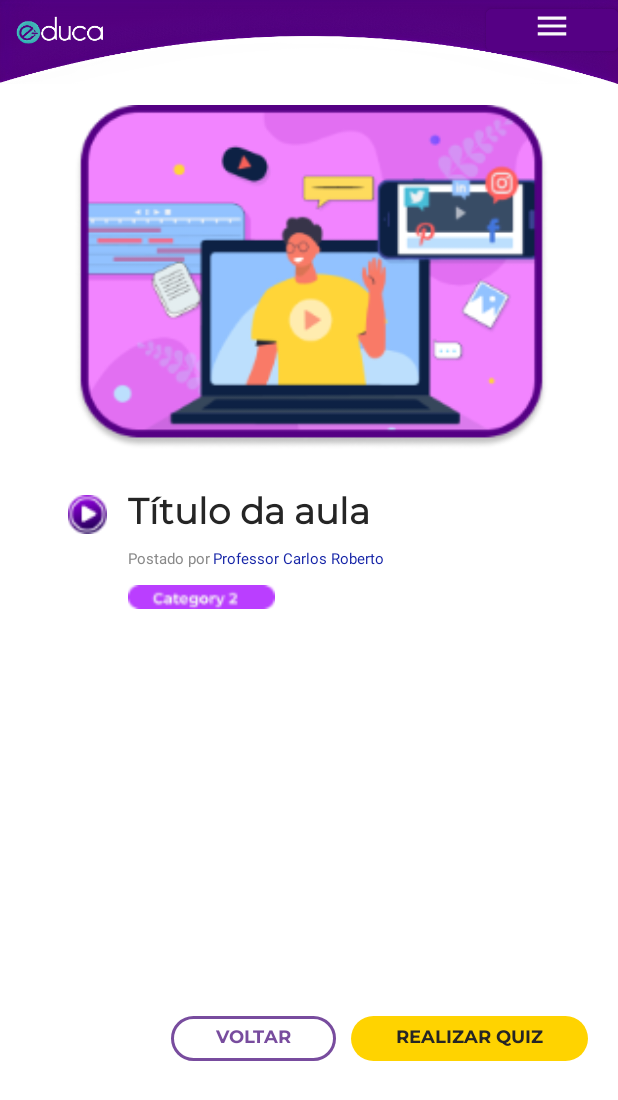
After one commit to e-duca/e-duca-app, an Android app: the video_aula screen opened directly, with no data from a screen before it, on a phone screen of 412 x 824 dp. The commit adds this screen. Shown: the top 1100 px of the screen. Run offline under Robolectric (Android 15) with nearby library versions, the phone set to English and light mode, and no system bars.

Commit message:
Tela da vídeo aula

```diff
--- a/app/src/main/AndroidManifest.xml
+++ b/app/src/main/AndroidManifest.xml
@@ -16,7 +16,9 @@
         android:supportsRtl="true"
         android:theme="@style/Theme.Educa"
         tools:targetApi="33">
-
+        <activity
+            android:name=".video_aula"
+            android:exported="false" />
         <activity
             android:name=".Login"
             android:exported="true">
--- /dev/null
+++ b/app/src/main/java/com/educa/video_aula.kt
@@ -0,0 +1,11 @@
+package com.educa
+
+import androidx.appcompat.app.AppCompatActivity
+import android.os.Bundle
+
+class video_aula : AppCompatActivity() {
+    override fun onCreate(savedInstanceState: Bundle?) {
+        super.onCreate(savedInstanceState)
+        setContentView(R.layout.activity_video_aula)
+    }
+}
--- /dev/null
+++ b/app/src/main/res/drawable/ic_card_videoaula.xml
@@ -0,0 +1,19 @@
+<vector
+    xmlns:android="http://schemas.android.com/apk/res/android"
+    xmlns:aapt="http://schemas.android.com/aapt"
+    android:width="315dp"
+    android:height="229dp"
+    android:viewportWidth="315"
+    android:viewportHeight="229"
+    >
+    <group>
+        <clip-path
+            android:pathData="M40 0H275C297.091 0 315 17.9086 315 40V189C315 211.091 297.091 229 275 229H40C17.9086 229 0 211.091 0 189V40C0 17.9086 17.9086 0 40 0Z"
+            />
+        <path
+            android:pathData="M40 0H275C297.091 0 315 17.9086 315 40V189C315 211.091 297.091 229 275 229H40C17.9086 229 0 211.091 0 189V40C0 17.9086 17.9086 0 40 0Z"
+            android:strokeWidth="10"
+            android:strokeColor="#550084"
+            />
+    </group>
+</vector>
--- /dev/null
+++ b/app/src/main/res/layout/activity_video_aula.xml
@@ -0,0 +1,118 @@
+<?xml version="1.0" encoding="utf-8"?>
+<androidx.constraintlayout.widget.ConstraintLayout xmlns:android="http://schemas.android.com/apk/res/android"
+    xmlns:app="http://schemas.android.com/apk/res-auto"
+    xmlns:tools="http://schemas.android.com/tools"
+    android:layout_width="match_parent"
+    android:layout_height="match_parent"
+    tools:context=".video_aula">
+
+    <RelativeLayout
+        android:layout_width="match_parent"
+        android:layout_height="match_parent"
+        tools:layout_editor_absoluteX="16dp"
+        tools:layout_editor_absoluteY="-42dp">
+
+        <fragment
+            android:id="@+id/fg_menu"
+            class="com.educa.FragmentMenu"
+            android:layout_width="wrap_content"
+            android:layout_height="wrap_content"
+            tools:layout="@layout/fragment_menu" />
+
+        <View
+            android:id="@+id/rectangle_1"
+            android:layout_width="315dp"
+            android:layout_height="229dp"
+            android:layout_alignParentLeft="true"
+            android:layout_alignParentTop="true"
+            android:layout_marginLeft="50dp"
+            android:layout_marginTop="70dp"
+            android:background="@mipmap/video"
+            android:elevation="4dp" />
+
+        <View
+            android:id="@+id/image_33"
+            android:layout_width="26dp"
+            android:layout_height="26dp"
+            android:layout_alignParentLeft="true"
+            android:layout_alignParentTop="true"
+            android:layout_marginLeft="45dp"
+            android:layout_marginTop="330dp"
+            android:background="@mipmap/play" />
+
+        <TextView
+            android:id="@+id/t_tulo_da_a"
+            android:layout_width="284dp"
+            android:layout_height="49dp"
+            android:layout_alignParentLeft="true"
+            android:layout_alignParentTop="true"
+            android:layout_marginLeft="85dp"
+            android:layout_marginTop="325dp"
+            android:fontFamily="@font/montserrat"
+            android:gravity="top"
+            android:text="@string/txt_title"
+            android:textSize="24sp"
+            android:textStyle="bold" />
+
+        <TextView
+            android:id="@+id/postado_por"
+            android:layout_width="203dp"
+            android:layout_height="22dp"
+            android:layout_alignParentLeft="true"
+            android:layout_alignParentTop="true"
+            android:layout_marginLeft="85dp"
+            android:layout_marginTop="365dp"
+            android:text="@string/txt_postfor"
+            android:textColor="#898989"
+            android:textSize="10sp" />
+
+        <TextView
+            android:layout_width="203dp"
+            android:layout_height="22dp"
+            android:layout_alignParentLeft="true"
+            android:layout_alignParentTop="true"
+            android:layout_marginLeft="142dp"
+            android:layout_marginTop="365dp"
+            android:text="@string/txt_nameteacher"
+            android:textColor="#1524A7"
+            android:textSize="10sp"
+
+            />
+
+        <View
+            android:id="@+id/filtro_cate"
+            android:layout_width="98dp"
+            android:layout_height="16dp"
+            android:layout_alignParentLeft="true"
+            android:layout_alignParentTop="true"
+            android:layout_marginLeft="85dp"
+            android:layout_marginTop="390dp"
+            android:background="@mipmap/categoria2" />
+
+        <LinearLayout
+            android:layout_width="wrap_content"
+            android:layout_height="match_parent"
+            android:layout_below="@+id/postado_por"
+            android:layout_alignParentEnd="true"
+            android:layout_marginTop="290dp"
+            android:layout_marginEnd="20dp">
+
+            <androidx.appcompat.widget.AppCompatButton
+                android:id="@+id/btn_back"
+                style="@style/style_btnBorderPurpleSmall"
+                android:layout_gravity="center_horizontal"
+                android:background="@drawable/db_btn_border"
+                android:text="@string/txt_back" />
+
+            <androidx.appcompat.widget.AppCompatButton
+                android:id="@+id/btn_go_quiz"
+                style="@style/style_btnYellowSmall"
+                android:layout_gravity="center_horizontal"
+                android:layout_marginLeft="10dp"
+                android:background="@drawable/db_btn_solid"
+                android:text="@string/txt_quiz_content" />
+        </LinearLayout>
+
+    </RelativeLayout>
+
+</androidx.constraintlayout.widget.ConstraintLayout>
--- a/app/src/main/res/values/strings.xml
+++ b/app/src/main/res/values/strings.xml
@@ -42,5 +42,7 @@
     <string name="txt_ops">Ops…</string>
     <string name="txt_restTextOps">Se você é professor,acesse nossa aplicação pelo navegado e aproveite nosso site!</string>
     <string name="txt_title">Título da aula</string>
+    <string name="txt_postfor">Postado por</string>
+    <string name="txt_nameteacher">Professor Carlos Roberto</string>
     <string name="txt_context">Lorem ipsum dolor sit amet, consectetur adipiscing elit. Donec accumsan mattis augue eu pellentesque. Nulla sit amet facilisis ante, sit amet interdum augue. Nullam viverra convallis lectus, maximus faucibus sem pretium sit amet. Aenean tempus aliquam fringilla.</string>
 </resources>
```
Also changed, not shown: app/src/main/res/mipmap-xhdpi/categoria2.png (added), app/src/main/res/mipmap-xhdpi/play.png (added), app/src/main/res/mipmap-xhdpi/video.png (added).
